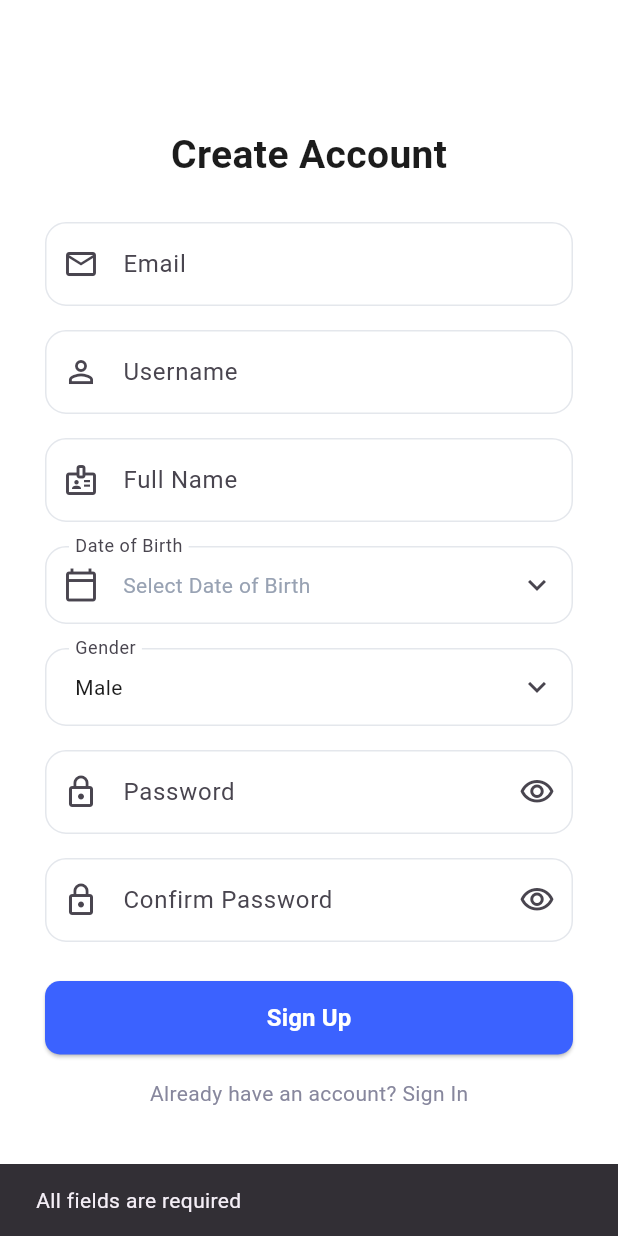
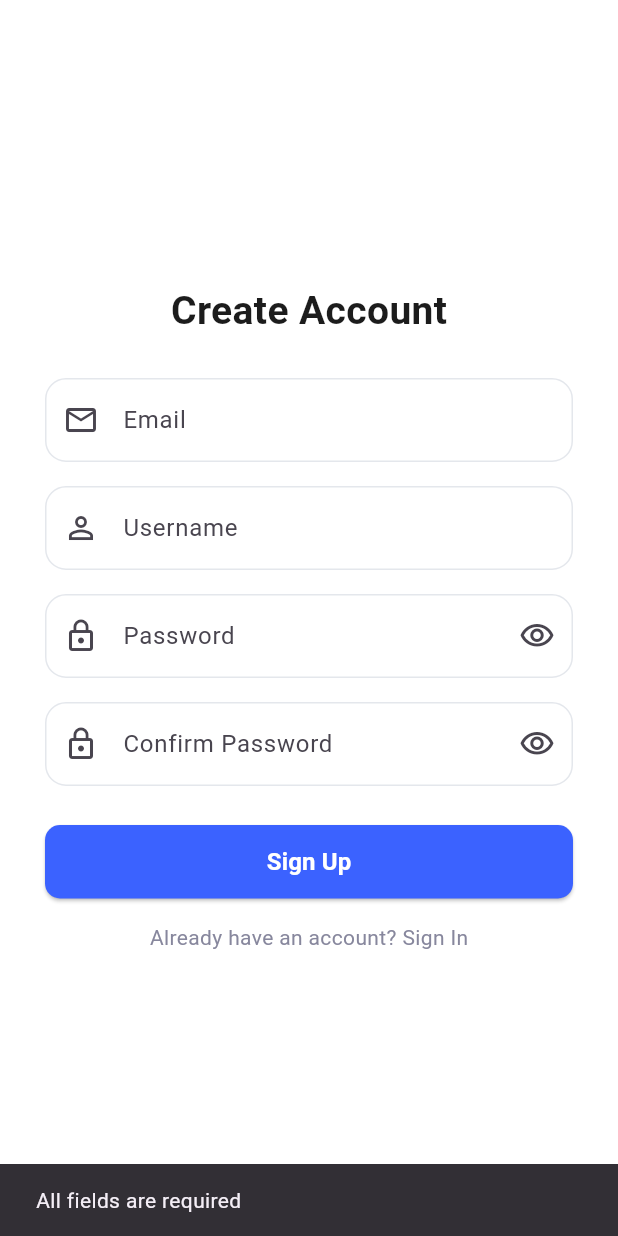
Before and after one commit to erlanggaht/dompetiq_mobile, a Flutter app: the RegisterScreen screen opened by its route, after a tap on "Sign Up", on a phone screen of 412 x 824 dp. Run offline on Flutter 3.47's test engine with Material 3 defaults, Android fonts, the phone set to English and light mode, and no system bars; our stand-ins replace dio, flutter_secure_storage, image_picker, package_info_plus, phosphor_flutter, shared_preferences; missing offline and left inert: android_id; accounts and stored records are empty; network calls fail.

Commit message:
feat: simplify registration process by removing unnecessary fields and defaulting values

```diff
--- a/lib/screens/register_screen.dart
+++ b/lib/screens/register_screen.dart
@@ -4,8 +4,6 @@ import 'package:flutter_application_1/feat/auth/register_service.dart';
 import 'package:flutter_application_1/screens/login_screen.dart';
 import 'package:flutter_application_1/widgets/app_password_field.dart';
 import 'package:flutter_application_1/widgets/app_text_field.dart';
-import 'package:flutter_application_1/widgets/app_date_field.dart';
-import 'package:flutter_application_1/widgets/app_select_field.dart';
 
 class RegisterScreen extends StatefulWidget {
   const RegisterScreen({super.key});
@@ -20,9 +18,6 @@ class _RegisterScreenState extends State<RegisterScreen> {
   final _usernameController = TextEditingController();
   final _passwordController = TextEditingController();
   final _confirmPasswordController = TextEditingController();
-  final _fullNameController = TextEditingController();
-  DateTime? _birthDate;
-  String _gender = 'male';
   bool _isLoading = false;
 
   @override
@@ -31,7 +26,6 @@ class _RegisterScreenState extends State<RegisterScreen> {
     _usernameController.dispose();
     _passwordController.dispose();
     _confirmPasswordController.dispose();
-    _fullNameController.dispose();
     super.dispose();
   }
 
@@ -40,37 +34,13 @@ class _RegisterScreenState extends State<RegisterScreen> {
         .showSnackBar(SnackBar(content: Text(message)));
   }
 
-  String get _birthDateText {
-    if (_birthDate == null) return '';
-    final m = _birthDate!.month.toString().padLeft(2, '0');
-    final d = _birthDate!.day.toString().padLeft(2, '0');
-    return '$m-$d-${_birthDate!.year}';
-  }
-
-  Future<void> _pickBirthDate() async {
-    final picked = await showDatePicker(
-      context: context,
-      initialDate: DateTime(2000),
-      firstDate: DateTime(1900),
-      lastDate: DateTime.now(),
-    );
-    if (picked != null) {
-      setState(() => _birthDate = picked);
-    }
-  }
-
   Future<void> _handleRegister() async {
     final email = _emailController.text.trim();
     final username = _usernameController.text.trim();
     final password = _passwordController.text;
     final confirmPassword = _confirmPasswordController.text;
-    final fullName = _fullNameController.text.trim();
 
-    if (email.isEmpty ||
-        username.isEmpty ||
-        password.isEmpty ||
-        fullName.isEmpty ||
-        _birthDate == null) {
+    if (email.isEmpty || username.isEmpty || password.isEmpty) {
       _showSnack('All fields are required');
       return;
     }
@@ -101,9 +71,6 @@ class _RegisterScreenState extends State<RegisterScreen> {
         email: email,
         username: username,
         password: password,
-        fullName: fullName,
-        age: _birthDateText,
-        gender: _gender,
       );
 
       if (!mounted) return;
@@ -150,43 +117,7 @@ class _RegisterScreenState extends State<RegisterScreen> {
                 label: 'Username',
                 prefixIcon: Icons.person_outline,
               ),
-              const SizedBox(height: 16),
-              AppTextField(
-                controller: _fullNameController,
-                label: 'Full Name',
-                prefixIcon: Icons.badge_outlined,
-              ),
-              const SizedBox(height: 16),
-              AppDateField(
-                label: 'Date of Birth',
-                valueLabel: _birthDate == null ? null : _birthDateText,
-                onTap: _pickBirthDate,
-              ),
-              const SizedBox(height: 16),
-              AppSelectField<String>(
-                label: 'Gender',
-                value: _gender,
-                valueLabel: _gender == 'male' ? 'Male' : 'Female',
-                onTap: () async {
-                  final value = await showModalBottomSheet<String>(
-                    context: context,
-                    builder: (context) => ListView(
-                      shrinkWrap: true,
-                      children: [
-                        for (final item in const [
-                          ('male', 'Male'),
-                          ('female', 'Female'),
-                        ])
-                          ListTile(
-                            title: Text(item.$2),
-                            onTap: () => Navigator.pop(context, item.$1),
-                          ),
-                      ],
-                    ),
-                  );
-                  if (value != null) setState(() => _gender = value);
-                },
-              ),
+
               const SizedBox(height: 16),
               AppPasswordField(
                 controller: _passwordController,
```
Also changed, not shown: lib/feat/auth/register_service.dart (+3 -6 lines).
